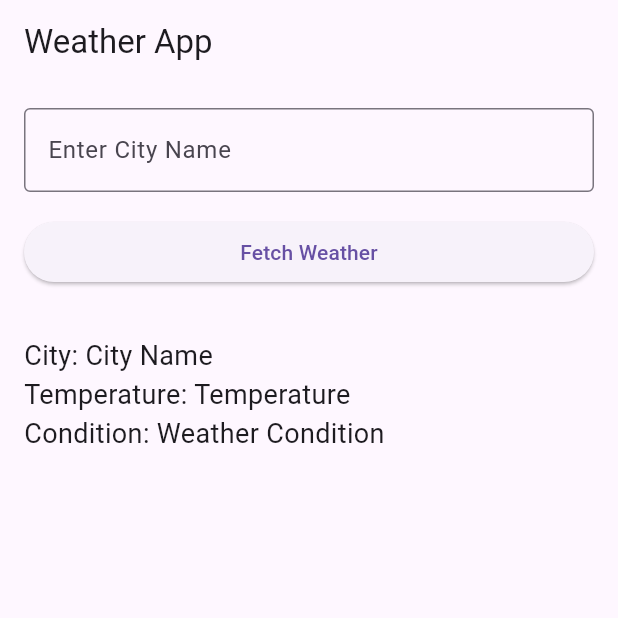
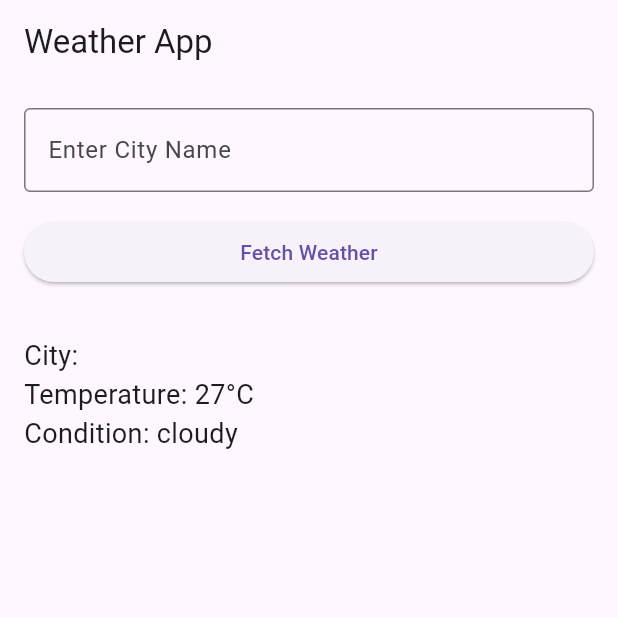
Before and after one commit to Ikran21/weather_info_map, a Flutter app: the screen it shows after launch, after a tap on "Fetch Weather", on a phone screen of 412 x 824 dp, the top half of it. Run offline on Flutter 3.47's test engine with Material 3 defaults, Android fonts, the phone set to English and light mode, and no system bars.

Commit message:
Simulated weather data for input city

```diff
--- a/lib/main.dart
+++ b/lib/main.dart
@@ -1,9 +1,11 @@
+import 'dart:math'; // Needed for random number generation.
 import 'package:flutter/material.dart';
 
 void main() {
   runApp(MyApp());
 }
 
+// The main application widget.
 class MyApp extends StatelessWidget {
   @override
   Widget build(BuildContext context) {
@@ -14,19 +16,40 @@ class MyApp extends StatelessWidget {
   }
 }
 
+// The homepage which displays the UI and handles user input.
 class WeatherHomePage extends StatefulWidget {
   @override
   _WeatherHomePageState createState() => _WeatherHomePageState();
 }
 
 class _WeatherHomePageState extends State<WeatherHomePage> {
-  // Controller to get text input from the user
+  // Controller for the TextField to capture user input (city name).
   final TextEditingController _cityController = TextEditingController();
 
-  // Placeholders for weather data
+  // Variables to store the displayed weather data.
   String _displayedCity = 'City Name';
   String _temperature = 'Temperature';
   String _condition = 'Weather Condition';
+
+  // Function that simulates fetching weather data.
+  void _simulateWeatherData() {
+    // 1. Take the entered city name.
+    String city = _cityController.text;
+
+    // 2. Generate a random temperature between 15°C and 30°C.
+    int temperature = 15 + Random().nextInt(16); // Random number from 15 to 30.
+
+    // 3. Randomly select a weather condition.
+    List<String> conditions = ['sunny', 'cloudy', 'rainy'];
+    String condition = conditions[Random().nextInt(conditions.length)];
+
+    // Update the state with the new weather data.
+    setState(() {
+      _displayedCity = city;
+      _temperature = '$temperature°C';
+      _condition = condition;
+    });
+  }
 
   @override
   Widget build(BuildContext context) {
@@ -37,7 +60,7 @@ class _WeatherHomePageState extends State<WeatherHomePage> {
         child: Column(
           crossAxisAlignment: CrossAxisAlignment.stretch,
           children: [
-            // TextField for inputting the city name
+            // Input field for the city name.
             TextField(
               controller: _cityController,
               decoration: InputDecoration(
@@ -46,15 +69,13 @@ class _WeatherHomePageState extends State<WeatherHomePage> {
               ),
             ),
             SizedBox(height: 16.0),
-            // Button to fetch weather
+            // Button to fetch weather data.
             ElevatedButton(
-              onPressed: () {
-                // This will be updated in Step 3
-              },
+              onPressed: _simulateWeatherData,
               child: Text('Fetch Weather'),
             ),
             SizedBox(height: 32.0),
-            // Placeholders for displaying weather data
+            // Placeholders for displaying the weather data.
             Text('City: $_displayedCity', style: TextStyle(fontSize: 18)),
             Text('Temperature: $_temperature', style: TextStyle(fontSize: 18)),
             Text('Condition: $_condition', style: TextStyle(fontSize: 18)),
```
